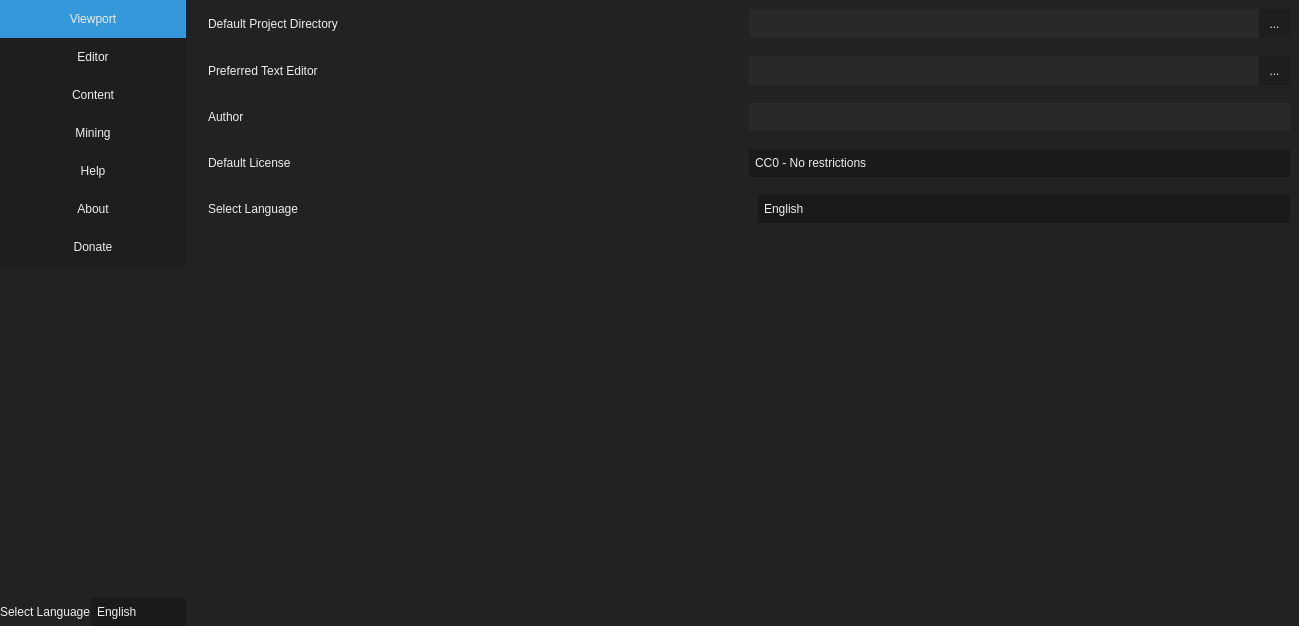
Above: src/dialogs/preferences/worldsettings.ui from jahshaka/Studio before the change. Below: the same form after it.
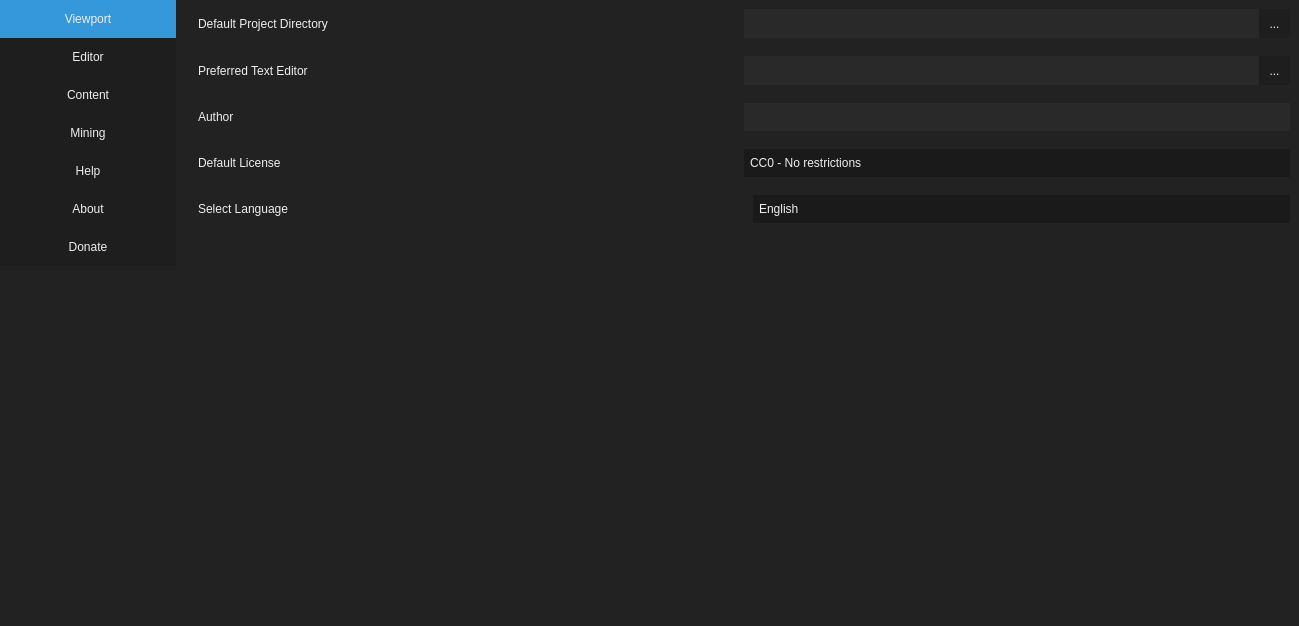
That is the form after the change. Icons and pictures are not drawn. Custom widgets are drawn as their Qt base class.

Patch:
```diff
--- a/src/dialogs/preferences/worldsettings.ui
+++ b/src/dialogs/preferences/worldsettings.ui
@@ -759,7 +759,7 @@
           </widget>
          </item>
          <item>
-          <widget class="QComboBox" name="comboBox">
+          <widget class="QComboBox" name="language">
            <item>
             <property name="text">
              <string notr="true">English</string>
@@ -860,31 +860,6 @@
      </widget>
     </widget>
    </item>
-   <item row="6" column="0">
-    <layout class="QHBoxLayout" name="horizontalLayout_7">
-     <item>
-      <widget class="QLabel" name="label_8">
-       <property name="text">
-        <string>Select Language</string>
-       </property>
-      </widget>
-     </item>
-     <item>
-      <widget class="QComboBox" name="language">
-       <item>
-        <property name="text">
-         <string notr="true">English</string>
-        </property>
-       </item>
-       <item>
-        <property name="text">
-         <string notr="true">Portuguese</string>
-        </property>
-       </item>
-      </widget>
-     </item>
-    </layout>
-   </item>
   </layout>
  </widget>
  <customwidgets>
```
